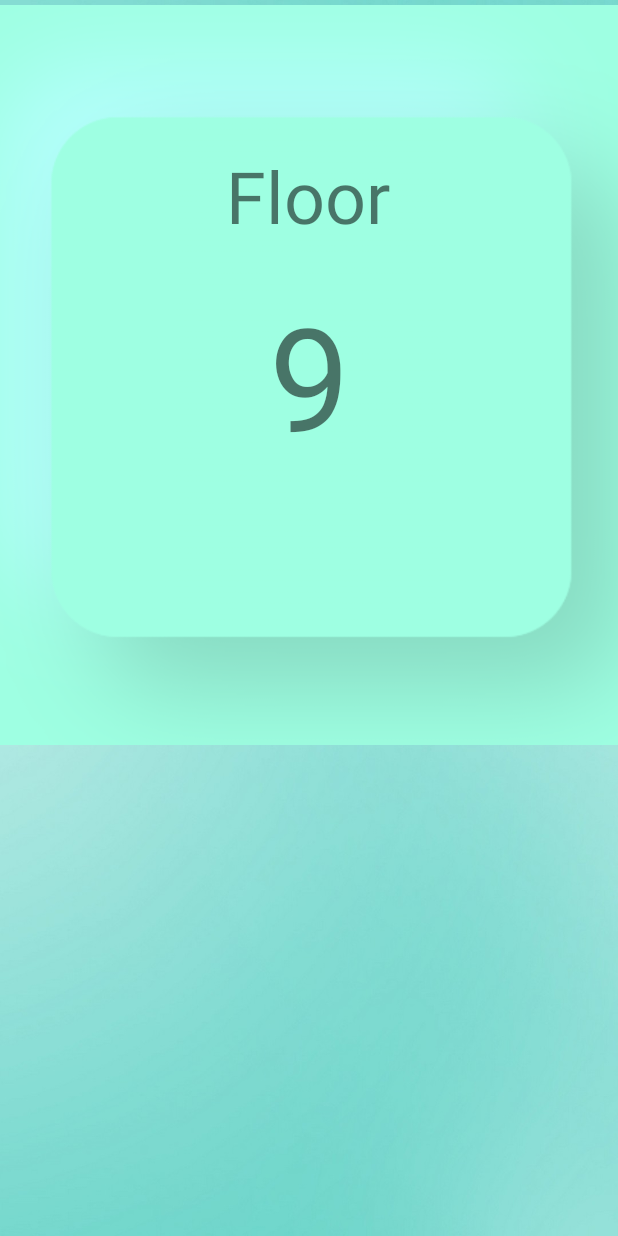
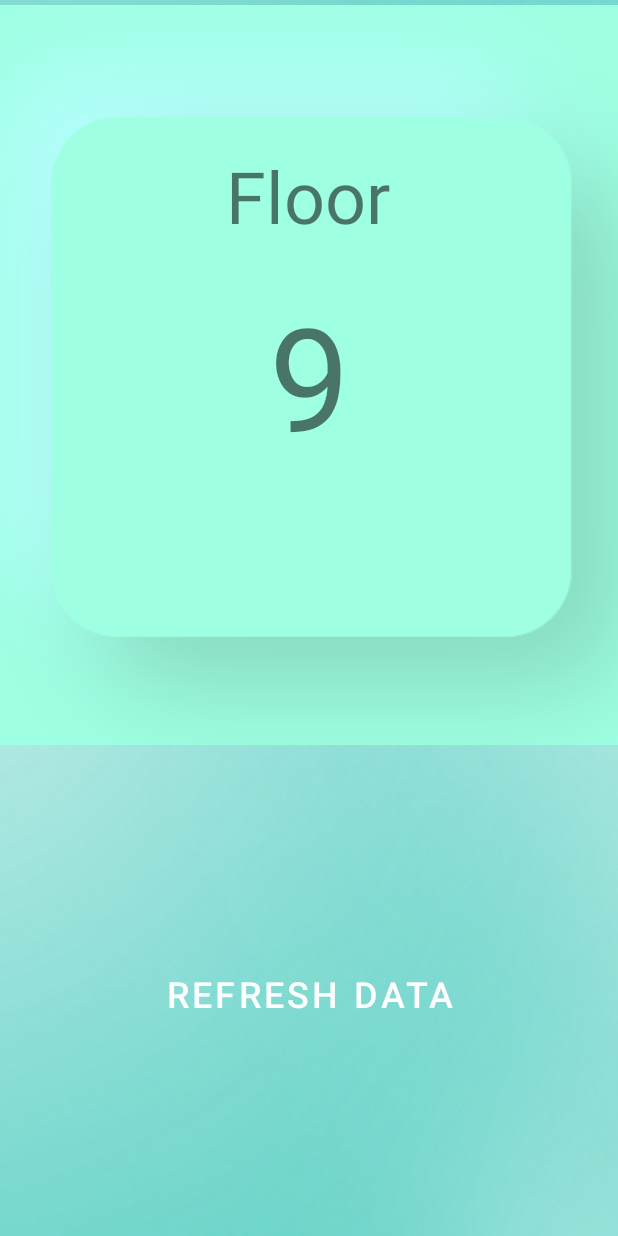
Before and after one commit to EmperorArthurIX/EleWait-App, an Android app: the MainActivity screen opened directly, with no data from a screen before it, on a phone screen of 412 x 824 dp. Run offline under Robolectric (Android 15) with nearby library versions, the phone set to English and light mode, and no system bars.

```diff
--- a/app/src/main/res/layout/activity_main.xml
+++ b/app/src/main/res/layout/activity_main.xml
@@ -43,4 +43,18 @@
         app:layout_constraintStart_toStartOf="parent"
         app:layout_constraintTop_toTopOf="parent"
         app:layout_constraintVertical_bias="0.808" />
+
+    <Button
+        android:id="@+id/refreshDataBtn"
+        android:layout_width="412dp"
+        android:layout_height="235dp"
+        android:background="#00FFFFFF"
+        android:text="Refresh Data"
+        android:textSize="24sp"
+        app:layout_constraintBottom_toBottomOf="parent"
+        app:layout_constraintEnd_toEndOf="parent"
+        app:layout_constraintHorizontal_bias="1.0"
+        app:layout_constraintStart_toStartOf="parent"
+        app:layout_constraintTop_toBottomOf="@+id/floorcard" />
+
 </androidx.constraintlayout.widget.ConstraintLayout>
```
Also changed, not shown: app/src/main/java/com/example/loginregisterfirebase1/MainActivity.java (+29 -23 lines).
